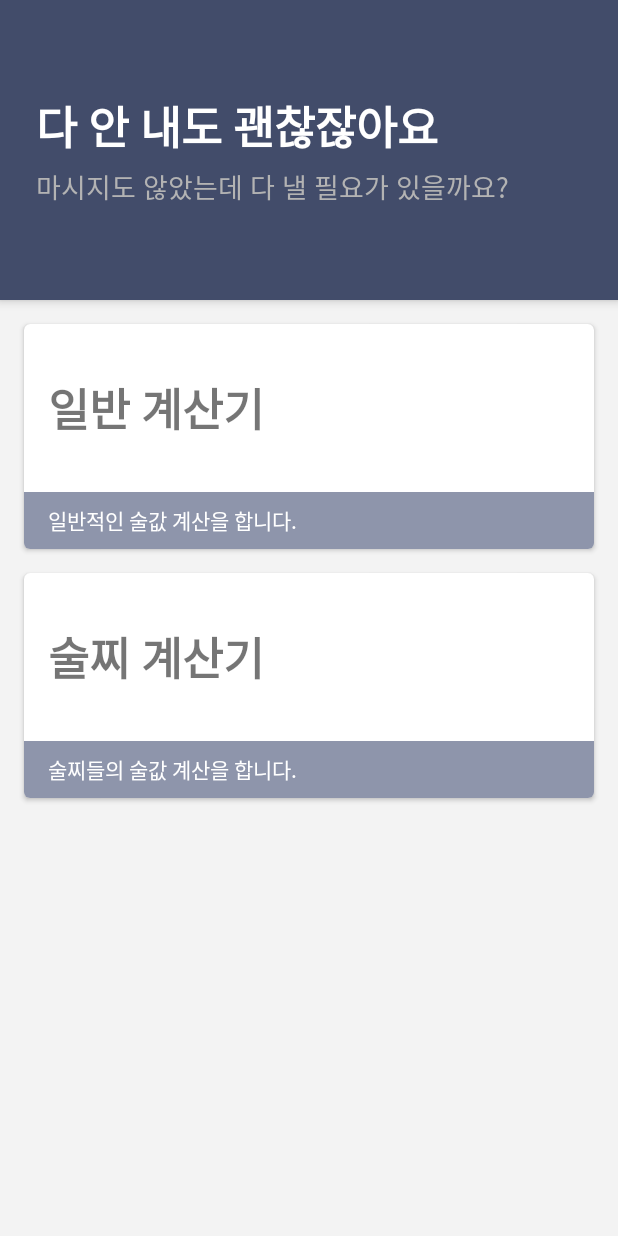
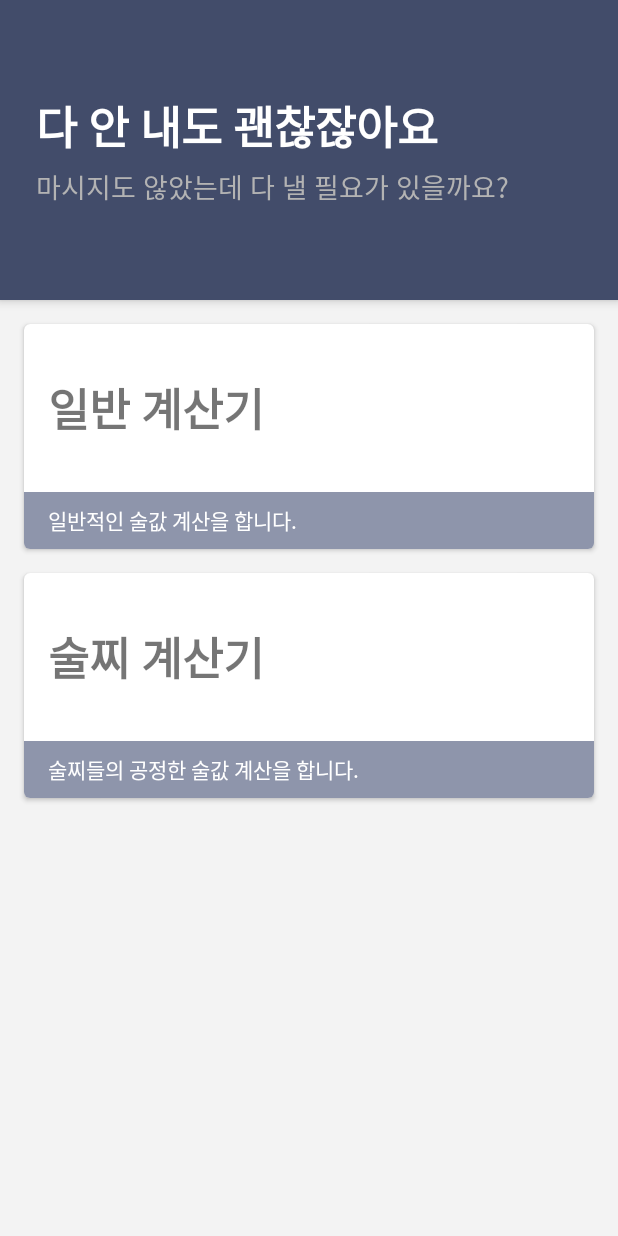
Before and after one commit to H43RO/Hate-Alcohol-Calculator, an Android app: the screen it shows after launch (MainActivity), on a phone screen of 412 x 824 dp. Run offline under Robolectric (Android 15) with nearby library versions, the phone set to English and light mode, and no system bars; libraries missing offline, so code that uses them is left out: io.paperdb; 3 statements that could not run were skipped.

Commit message:
Text fix

```diff
--- a/app/src/main/res/layout/activity_hate_result.xml
+++ b/app/src/main/res/layout/activity_hate_result.xml
@@ -23,7 +23,7 @@
             android:id="@+id/title_text"
             android:layout_width="wrap_content"
             android:layout_height="wrap_content"
-            android:text="한가지 명심하세요."
+            android:text="한가지 명심하세요!"
             android:textColor="#ffffff"
             android:textSize="30dp"
             android:textStyle="bold" />
--- a/app/src/main/res/layout/activity_main.xml
+++ b/app/src/main/res/layout/activity_main.xml
@@ -127,7 +127,7 @@
                     android:layout_width="match_parent"
                     android:layout_height="wrap_content"
                     android:layout_marginLeft="16dp"
-                    android:text="술찌들의 술값 계산을 합니다."
+                    android:text="술찌들의 공정한 술값 계산을 합니다."
                     android:textColor="#ffffff" />
 
             </LinearLayout>
```
